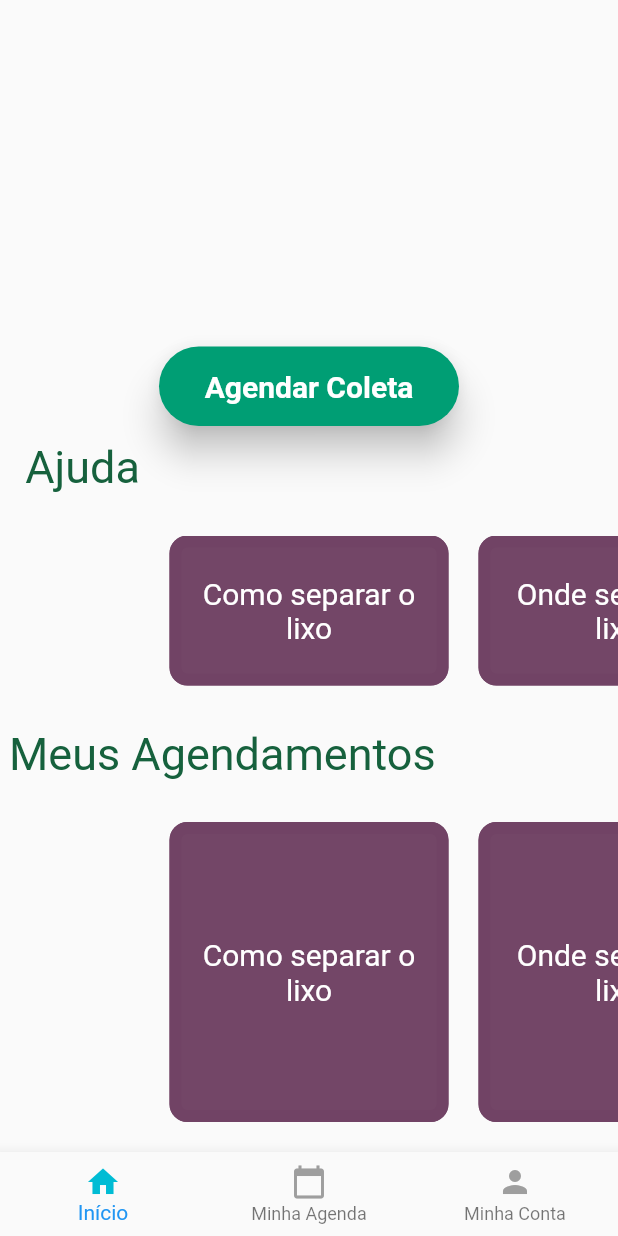
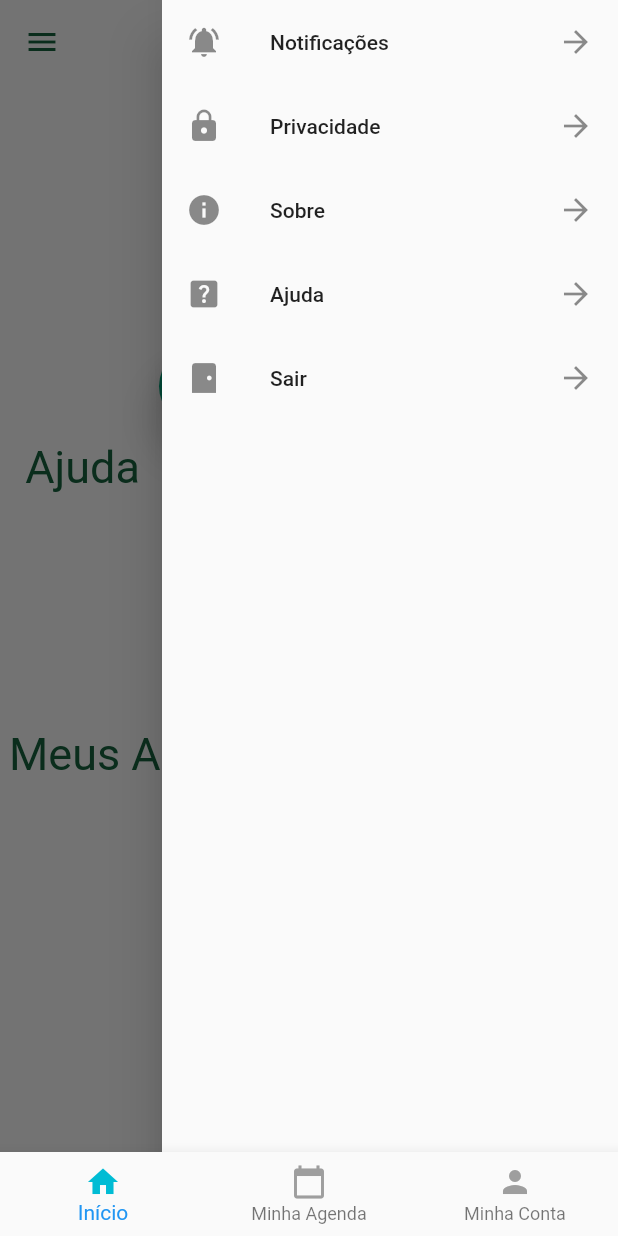
Before and after one commit to fertmarana/RECAT, a Flutter app: the screen it shows after launch, with the side drawer open (before the commit the screen has no drawer), on a phone screen of 412 x 824 dp. Run offline on Flutter 3.47's test engine with Material 2 defaults, Android fonts, the phone set to English and light mode, and no system bars; our stand-ins replace table_calendar.

Commit message:
Adicionei um NavigationBar na direita

```diff
--- a/recat/lib/CentralPage.dart
+++ b/recat/lib/CentralPage.dart
@@ -1,6 +1,6 @@
 import 'package:flutter/material.dart';
-import 'package:recat/InsidedContent.dart';
-import 'main.dart';
+import 'package:recat/drawer_CentralPage.dart';
+
 
 class CentralPage extends StatelessWidget {
 var controller = PageController(
@@ -9,10 +9,13 @@ var controller = PageController(
 );
 CentralPage({Key key}) : super(key: key);
 
+final GlobalKey<ScaffoldState> _scaffoldKey = new GlobalKey<ScaffoldState>();
+
 final agendarButon = Material(
 
   elevation: 10.0,
   borderRadius: BorderRadius.circular(30.0),
+
 
   color: Color(0xFF009E74),
   child: MaterialButton(
@@ -26,13 +29,88 @@ final agendarButon = Material(
             fontSize: 20.0,color: Colors.white, fontWeight: FontWeight.bold)),
   ),
 );
+final drawer = Drawer(
+  child: ListView(
+    children: <Widget>[
+      ListTile(
+        leading: Icon(Icons.notifications_active),
+        title: Text("Notificações"),
+        trailing: Icon(Icons.arrow_forward),
+        onTap: (){
+         // print("On Tap is fired");
+        },
+      ),
+      ListTile(
+        leading: Icon(Icons.lock),
+        title: Text("Privacidade"),
+        trailing: Icon(Icons.arrow_forward),
+        onTap: (){
+          // print("On Tap is fired");
+        },
+      ),
+      ListTile(
+        leading: Icon(Icons.info),
+        title: Text("Sobre"),
+        trailing: Icon(Icons.arrow_forward),
+        onTap: (){
+          // print("On Tap is fired");
+        },
+      ),
+      ListTile(
+        leading: Icon(Icons.help_center ),
+        title: Text("Ajuda"),
+        trailing: Icon(Icons.arrow_forward),
+        onTap: (){
+          // print("On Tap is fired");
+        },
+      ),
+      ListTile(
+        leading: Icon(Icons.sensor_door),
 
+        title: Text("Sair"),
+        trailing: Icon(Icons.arrow_forward),
+        onTap: (){
+          // print("On Tap is fired");
+        },
+      ),
+    ],
+  ),
+);
 
 
 
 @override
 Widget build(BuildContext context) {
   return Scaffold(
+    key: _scaffoldKey,
+    endDrawer: drawer,
+    appBar: AppBar(
+      leading: Builder(
+        builder: (BuildContext context) {
+          return IconButton(
+            icon: const Icon(Icons.menu, color: Color(0xff16613D)),
+            //onPressed: () => _scaffoldKey.currentState.openDrawer(),
+            //tooltip: MaterialLocalizations.of(context).openAppDrawerTooltip,
+          );
+        },
+      ),
+      title: const Text('',
+          style: TextStyle(color: Color(0xff16613D), fontWeight: FontWeight.bold)
+      ),
+      elevation: 0,
+      backgroundColor: Colors.transparent,
+      actions: <Widget>[
+        IconButton(icon: Icon(Icons.settings, color: Color(0xff16613D)),
+          onPressed: () => _scaffoldKey.currentState.openEndDrawer(),
+          // onPressed: () {
+          // Navigator.push(
+          // context,
+          // MaterialPageRoute(builder: (context) => editperfil()),
+          //);},
+        ),
+      ],
+    ),
+
     body:  Container(
       child: Align(
       alignment: Alignment.bottomCenter,
@@ -60,7 +138,7 @@ Widget build(BuildContext context) {
 
 
       Container(
-        //alignment: Alignment.topRight,
+        alignment: Alignment.centerLeft,
         margin: EdgeInsets.symmetric(vertical: 20.0),
         height: 100.0,
         width: 500,
--- a/recat/lib/main.dart
+++ b/recat/lib/main.dart
@@ -1,8 +1,9 @@
 import 'package:flutter/material.dart';
 import 'package:recat/CentralPage.dart';
+import 'package:intl/date_symbol_data_local.dart';
 import 'app.dart';
 void main() {
-  runApp(MyApp());
+  initializeDateFormatting().then((_) => runApp(MyApp()));
 }
 class MyApp extends StatelessWidget {
   @override
--- a/recat/pubspec.yaml
+++ b/recat/pubspec.yaml
@@ -29,7 +29,9 @@ dependencies:
   # Use with the CupertinoIcons class for iOS style icons.
   cupertino_icons: ^0.1.3
   table_calendar: ^2.3.3
-
+  intl: ^0.16.0
+  flutter_localizations:
+    sdk: flutter
 
 dev_dependencies:
   flutter_test:
```
Also changed, not shown: recat/lib/agenda_morador.dart (+29 -1 lines), recat/lib/drawer_CentralPage.dart (added, +34 -0 lines), recat/pubspec.lock.
